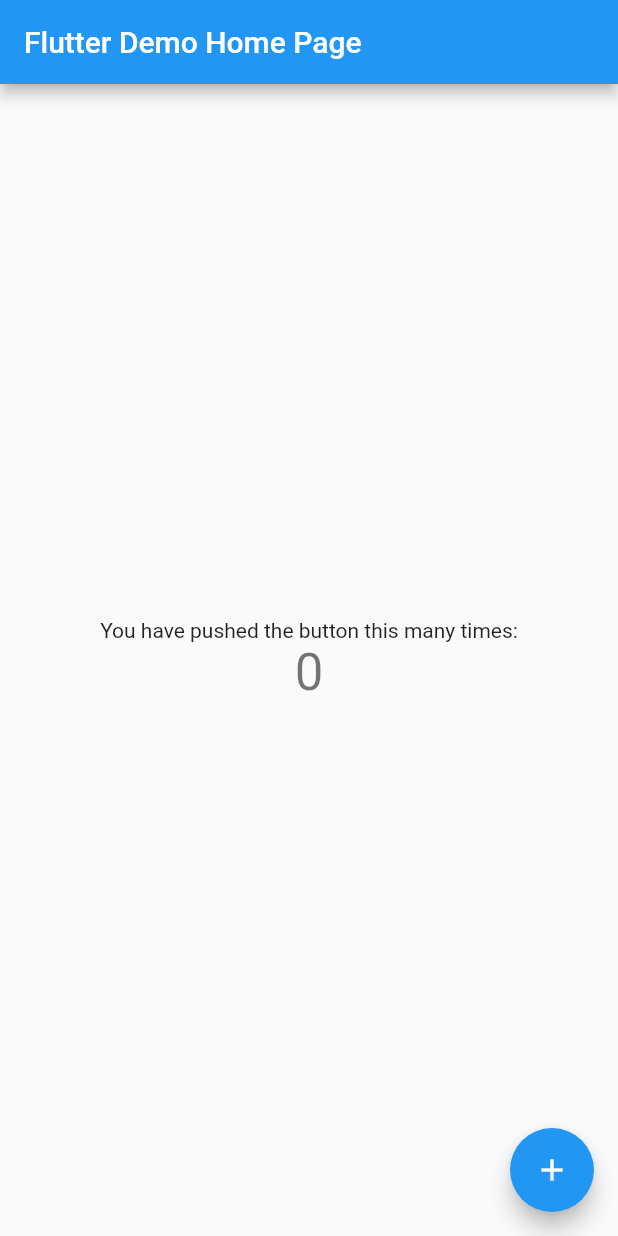
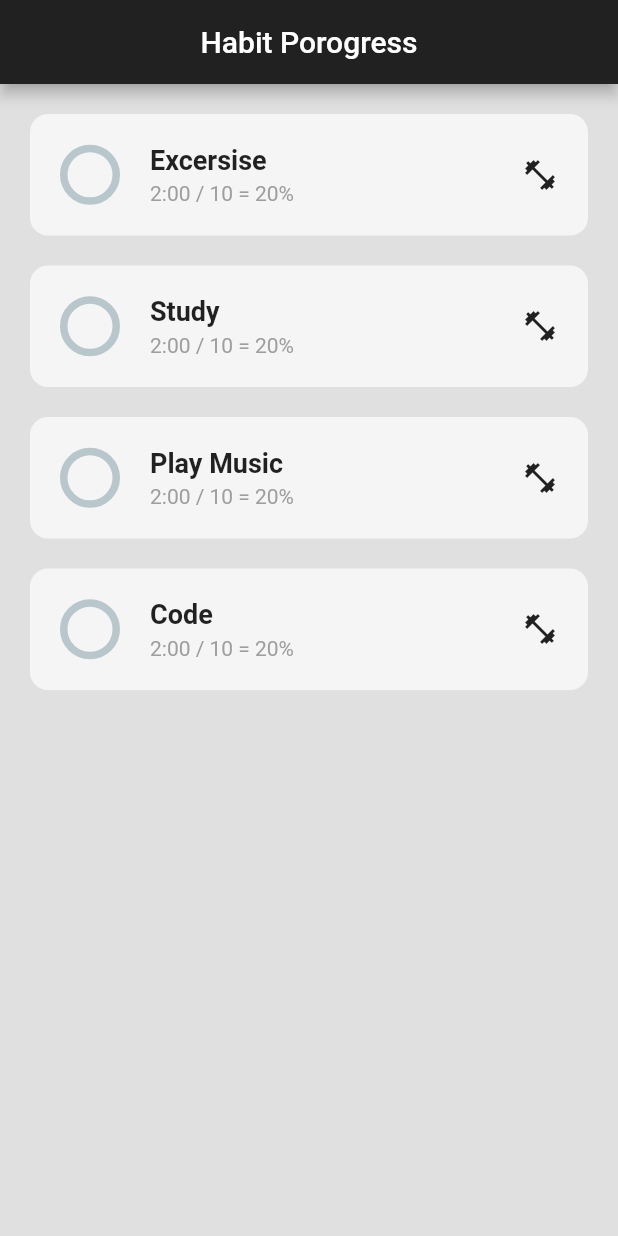
Before and after one commit to Tulio-Rangel/habit_tracker, a Flutter app: the screen it shows after launch, on a phone screen of 412 x 824 dp. Run offline on Flutter 3.47's test engine with Material 2 defaults, Android fonts, the phone set to English and light mode, and no system bars; drawn by our look-alikes of percent_indicator.

Commit message:
Started the UI

```diff
--- /dev/null
+++ b/lib/home_page.dart
@@ -0,0 +1,31 @@
+import 'package:flutter/material.dart';
+import 'package:habit_tracker/utils/habit_tile.dart';
+
+class HomePage extends StatefulWidget {
+  const HomePage({super.key});
+
+  @override
+  State<HomePage> createState() => _HomePageState();
+}
+
+class _HomePageState extends State<HomePage> {
+  @override
+  Widget build(BuildContext context) {
+    return Scaffold(
+      backgroundColor: Colors.grey[300],
+      appBar: AppBar(
+        backgroundColor: Colors.grey[900],
+        title: Text('Habit Porogress'),
+        centerTitle: true,
+      ),
+      body: Column(
+        children: [
+          HabitTile(habitName: 'Excersise'),
+          HabitTile(habitName: 'Study'),
+          HabitTile(habitName: 'Play Music'),
+          HabitTile(habitName: 'Code'),
+        ],
+      ),
+    );
+  }
+}
--- a/lib/main.dart
+++ b/lib/main.dart
@@ -1,4 +1,5 @@
 import 'package:flutter/material.dart';
+import 'package:habit_tracker/home_page.dart';
 
 void main() {
   runApp(const MyApp());
@@ -11,105 +12,8 @@ class MyApp extends StatelessWidget {
   @override
   Widget build(BuildContext context) {
     return MaterialApp(
-      title: 'Flutter Demo',
-      theme: ThemeData(
-        // This is the theme of your application.
-        //
-        // Try running your application with "flutter run". You'll see the
-        // application has a blue toolbar. Then, without quitting the app, try
-        // changing the primarySwatch below to Colors.green and then invoke
-        // "hot reload" (press "r" in the console where you ran "flutter run",
-        // or simply save your changes to "hot reload" in a Flutter IDE).
-        // Notice that the counter didn't reset back to zero; the application
-        // is not restarted.
-        primarySwatch: Colors.blue,
-      ),
-      home: const MyHomePage(title: 'Flutter Demo Home Page'),
-    );
+        debugShowCheckedModeBanner: false,
+        //theme: ThemeData(useMaterial3: true, colorSchemeSeed: Colors.amber),
+        home: const HomePage());
   }
 }
-
-class MyHomePage extends StatefulWidget {
-  const MyHomePage({super.key, required this.title});
-
-  // This widget is the home page of your application. It is stateful, meaning
-  // that it has a State object (defined below) that contains fields that affect
-  // how it looks.
-
-  // This class is the configuration for the state. It holds the values (in this
-  // case the title) provided by the parent (in this case the App widget) and
-  // used by the build method of the State. Fields in a Widget subclass are
-  // always marked "final".
-
-  final String title;
-
-  @override
-  State<MyHomePage> createState() => _MyHomePageState();
-}
-
-class _MyHomePageState extends State<MyHomePage> {
-  int _counter = 0;
-
-  void _incrementCounter() {
-    setState(() {
-      // This call to setState tells the Flutter framework that something has
-      // changed in this State, which causes it to rerun the build method below
-      // so that the display can reflect the updated values. If we changed
-      // _counter without calling setState(), then the build method would not be
-      // called again, and so nothing would appear to happen.
-      _counter++;
-    });
-  }
-
-  @override
-  Widget build(BuildContext context) {
-    // This method is rerun every time setState is called, for instance as done
-    // by the _incrementCounter method above.
-    //
-    // The Flutter framework has been optimized to make rerunning build methods
-    // fast, so that you can just rebuild anything that needs updating rather
-    // than having to individually change instances of widgets.
-    return Scaffold(
-      appBar: AppBar(
-        // Here we take the value from the MyHomePage object that was created by
-        // the App.build method, and use it to set our appbar title.
-        title: Text(widget.title),
-      ),
-      body: Center(
-        // Center is a layout widget. It takes a single child and positions it
-        // in the middle of the parent.
-        child: Column(
-          // Column is also a layout widget. It takes a list of children and
-          // arranges them vertically. By default, it sizes itself to fit its
-          // children horizontally, and tries to be as tall as its parent.
-          //
-          // Invoke "debug painting" (press "p" in the console, choose the
-          // "Toggle Debug Paint" action from the Flutter Inspector in Android
-          // Studio, or the "Toggle Debug Paint" command in Visual Studio Code)
-          // to see the wireframe for each widget.
-          //
-          // Column has various properties to control how it sizes itself and
-          // how it positions its children. Here we use mainAxisAlignment to
-          // center the children vertically; the main axis here is the vertical
-          // axis because Columns are vertical (the cross axis would be
-          // horizontal).
-          mainAxisAlignment: MainAxisAlignment.center,
-          children: <Widget>[
-            const Text(
-              'You have pushed the button this many times:',
-            ),
-            Text(
-              '$_counter',
-              style: Theme.of(context).textTheme.headline4,
-            ),
-          ],
-        ),
-      ),
-      floatingActionButton: FloatingActionButton(
-        onPressed: _incrementCounter,
-        tooltip: 'Increment',
-        child: const Icon(Icons.add),
-      ), // This trailing comma makes auto-formatting nicer for build methods.
-    );
-  }
-}
--- /dev/null
+++ b/lib/utils/habit_tile.dart
@@ -0,0 +1,59 @@
+import 'dart:ui';
+
+import 'package:flutter/material.dart';
+import 'package:percent_indicator/percent_indicator.dart';
+
+class HabitTile extends StatelessWidget {
+  final String habitName;
+
+  const HabitTile({super.key, required this.habitName});
+
+  @override
+  Widget build(BuildContext context) {
+    return Padding(
+      padding: const EdgeInsets.only(left: 20, right: 20, top: 20),
+      child: Container(
+        padding: const EdgeInsets.all(20),
+        decoration: BoxDecoration(
+          color: Colors.grey[100],
+          borderRadius: BorderRadius.circular(12),
+        ),
+        child: Row(
+          mainAxisAlignment: MainAxisAlignment.spaceBetween,
+          children: [
+            Row(
+              children: [
+                CircularPercentIndicator(radius: 40),
+                const SizedBox(
+                  width: 20,
+                ),
+                Column(
+                  crossAxisAlignment: CrossAxisAlignment.start,
+                  children: [
+                    // Habit name
+                    Text(
+                      habitName,
+                      style: const TextStyle(
+                          fontWeight: FontWeight.bold, fontSize: 18),
+                    ),
+
+                    const SizedBox(
+                      height: 4,
+                    ),
+
+                    // Progress
+                    const Text(
+                      '2:00 / 10 = 20%',
+                      style: TextStyle(color: Colors.grey),
+                    )
+                  ],
+                ),
+              ],
+            ),
+            const Icon(Icons.fitness_center)
+          ],
+        ),
+      ),
+    );
+  }
+}
--- a/pubspec.yaml
+++ b/pubspec.yaml
@@ -31,6 +31,7 @@ environment:
 dependencies:
   flutter:
     sdk: flutter
+  percent_indicator: ^3.4.0
 
 
   # The following adds the Cupertino Icons font to your application.
```
Also changed, not shown: pubspec.lock.
